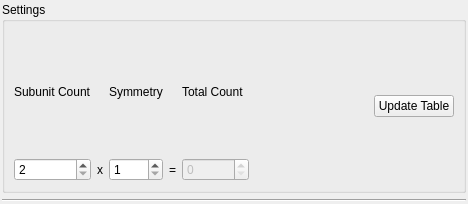
NATuG3/NATuG3, file configuration/domains/panel.ui: the form before one commit.
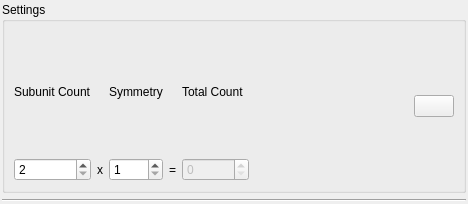
The form after the commit.

Patch:
```diff
--- a/configuration/domains/panel.ui
+++ b/configuration/domains/panel.ui
@@ -27,7 +27,7 @@
     <number>2</number>
    </property>
    <item>
-    <widget class="QGroupBox" name="">
+    <widget class="QGroupBox" name="groupBox">
      <property name="title">
       <string>Settings</string>
      </property>
@@ -194,7 +194,7 @@
       <item row="0" column="6" rowspan="2">
        <widget class="QPushButton" name="update_table">
         <property name="text">
-         <string>Update Table</string>
+         <string/>
         </property>
        </widget>
       </item>
```
